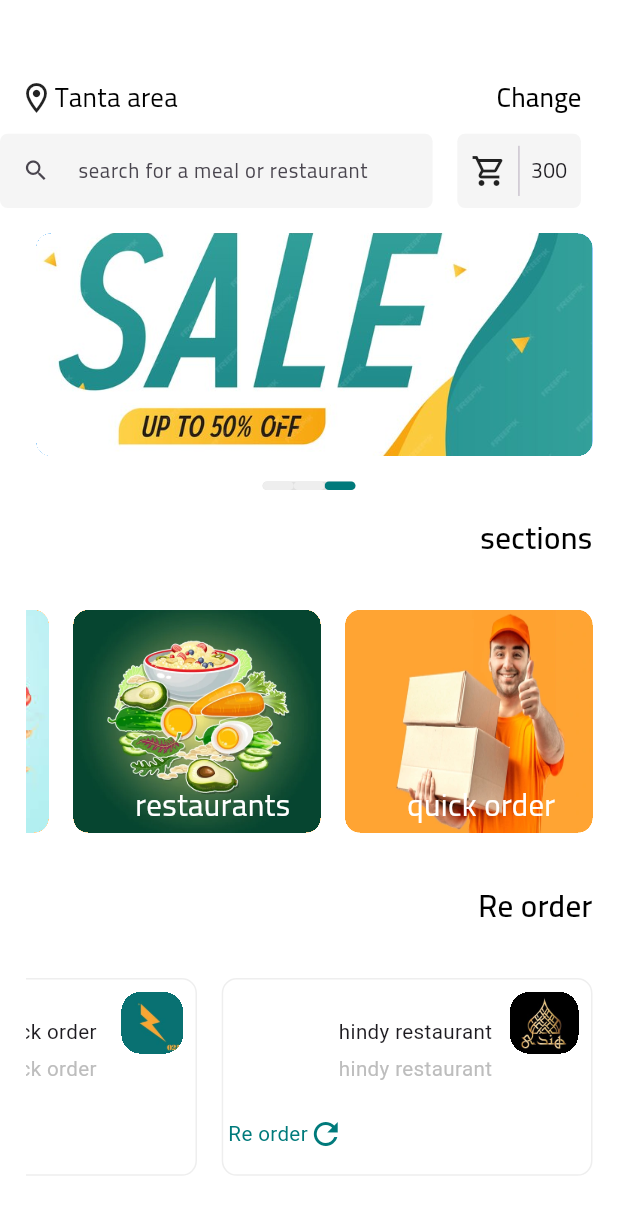
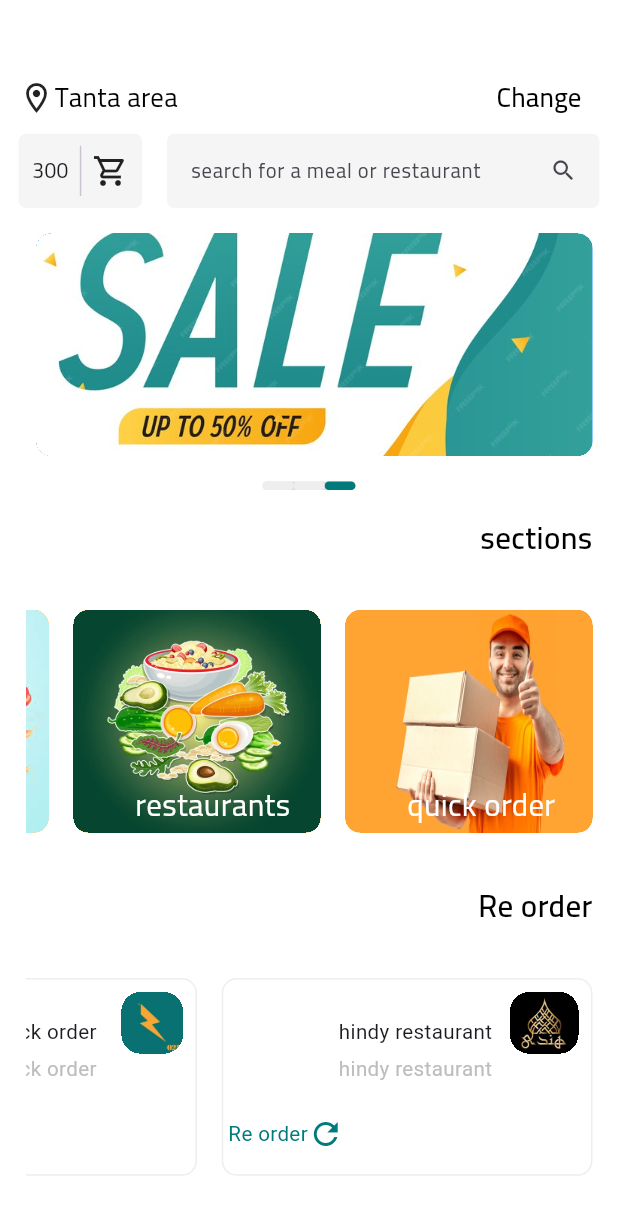
Before and after one commit to Ahmedezzat94/fluttertask, a Flutter app: the screen it shows after launch, on a phone screen of 412 x 824 dp. Shown: the top 1215 px of the screen. Run offline on Flutter 3.47's test engine with Material 3 defaults, Android fonts, the phone set to English and light mode, and no system bars; drawn by our look-alikes of smooth_page_indicator; our stand-ins replace easy_localization, flutter_bloc, sizer.

Commit message:
add plugins,images,bloc(cubit),create ui basic finish ui added localization and fix the apk release

```diff
--- a/lib/pages_contents/home_page_contents/search_and_cart_section.dart
+++ b/lib/pages_contents/home_page_contents/search_and_cart_section.dart
@@ -11,11 +11,7 @@ class SearchAndCartSection extends StatelessWidget {
  final TextEditingController searchController = TextEditingController();
   @override
   Widget build(BuildContext context) {
-    return Directionality(
-      textDirection: context.locale.toString() == 'ar'?
-      ui.TextDirection.rtl
-          :ui.TextDirection.ltr,
-      child: Padding(
+    return Padding(
         padding:  EdgeInsets.only(right: 3.w),
         child: Row(
           children: [
@@ -58,7 +54,7 @@ class SearchAndCartSection extends StatelessWidget {
             )
           ],
         ),
-      ),
-    );
+      );
+
   }
 }
```
